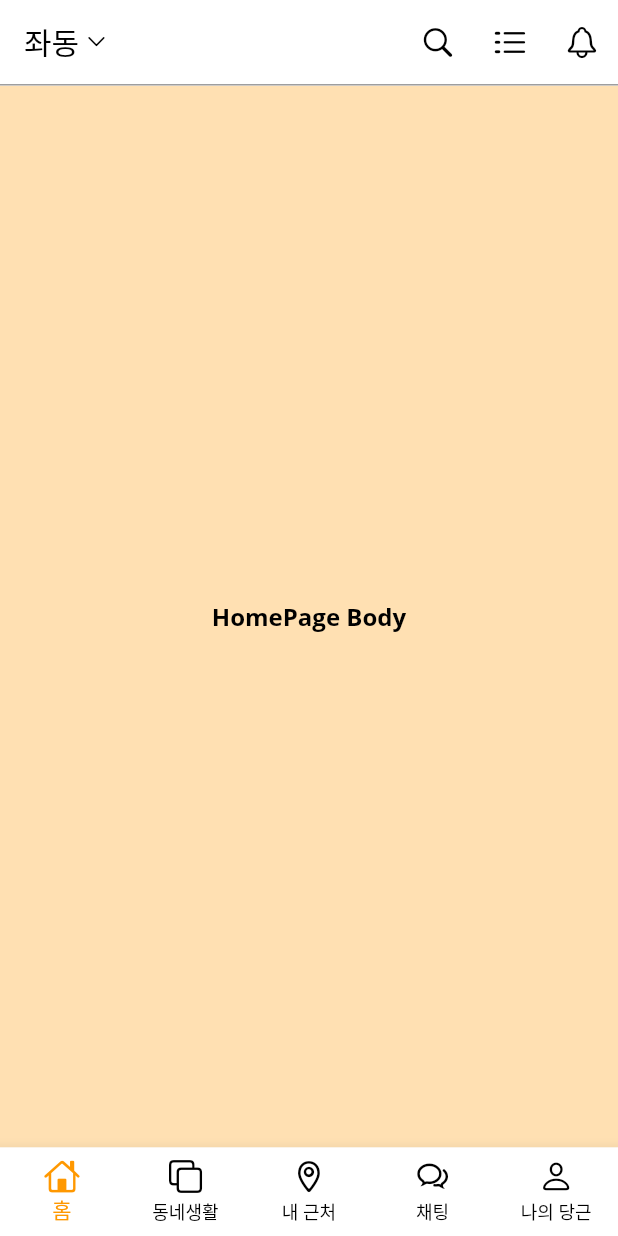
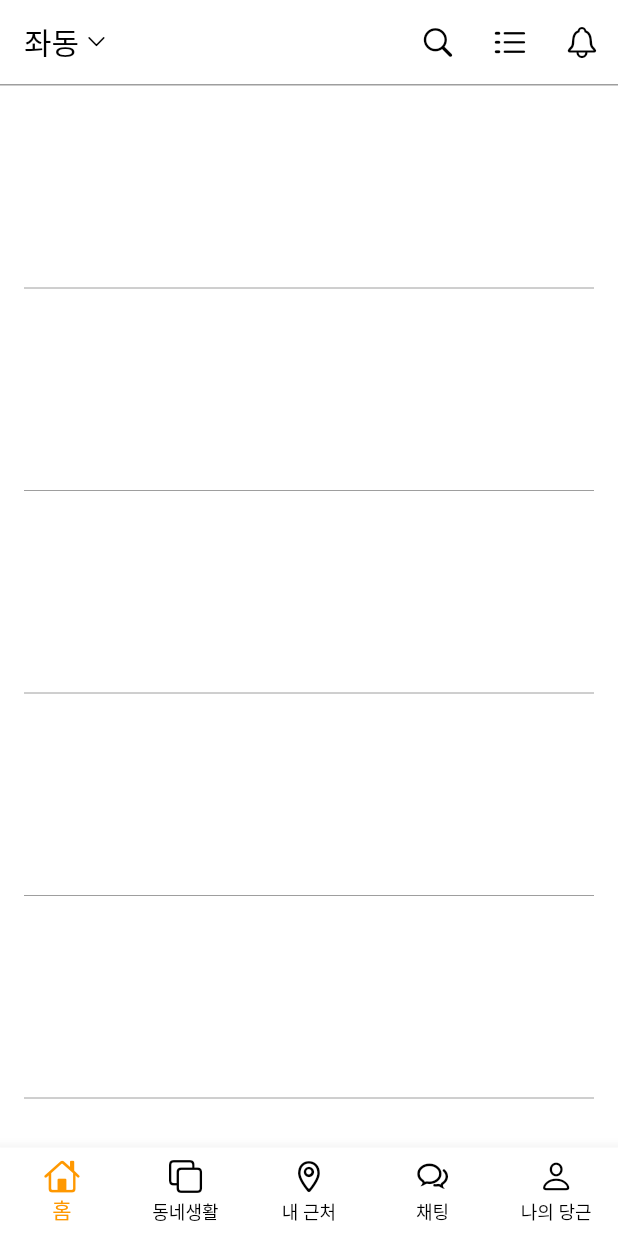
Before and after one commit to Jo-HyeRin/Flutter-CarrotMarket, a Flutter app: the screen it shows after launch, on a phone screen of 412 x 824 dp. Run offline on Flutter 3.47's test engine with Material 2 defaults, Android fonts, the phone set to English and light mode, and no system bars; our stand-ins replace font_awesome_flutter, google_fonts.

Commit message:
ListView 구divider로 구분선 적용 완료

```diff
--- /dev/null
+++ b/lib/view/components/product_item.dart
@@ -0,0 +1,15 @@
+import 'package:carrot_market/models/product.dart';
+import 'package:flutter/material.dart';
+
+class ProductItem extends StatelessWidget {
+  final Product product; //stl이라서 final 사용
+  const ProductItem(this.product, {Key? key}) : super(key: key); //선택적 매개변수가 있을 때 받아야하는 값은 무조건 제일 앞에 적기
+
+  @override
+  Widget build(BuildContext context) {
+    return Container(
+      height: 135.0,
+      child: Row(),
+    );
+  }
+}
--- a/lib/view/pages/main/home/home_page.dart
+++ b/lib/view/pages/main/home/home_page.dart
@@ -1,4 +1,5 @@
-import 'package:carrot_market/theme.dart';
+import 'package:carrot_market/models/product.dart';
+import 'package:carrot_market/view/components/product_item.dart';
 import 'package:flutter/cupertino.dart';
 import 'package:flutter/material.dart';
 
@@ -8,7 +9,23 @@ class HomePage extends StatelessWidget {
   @override
   Widget build(BuildContext context) {
     return Scaffold(
-      appBar: AppBar(
+      appBar: _buildAppBar(),
+      body: ListView.separated(
+        //구분선 그을 때 사용
+        itemCount: productList.length,
+        itemBuilder: (context, index) => ProductItem(productList[index]), //model의 product객체를 리턴함(몇번지인지)
+        separatorBuilder: (context, index) => Divider(
+        height: 0,
+        indent: 16,
+        endIndent: 16,
+        color: Colors.grey,
+        ),
+      ),
+    );
+  }
+
+  AppBar _buildAppBar() {
+    return AppBar(
       title: Row(
         children: [
           Text("좌동"),
@@ -29,13 +46,6 @@ class HomePage extends StatelessWidget {
           color: Colors.grey,
         ),
       ),
-      ),
-      body: Container(
-        color: Colors.orange[100],
-        child: Center(
-          child: Text("HomePage Body", style: textTheme().headline2),
-        ),
-      ),
     );
   }
 }
```
Lines whose indentation alone changed are shown as unchanged.
